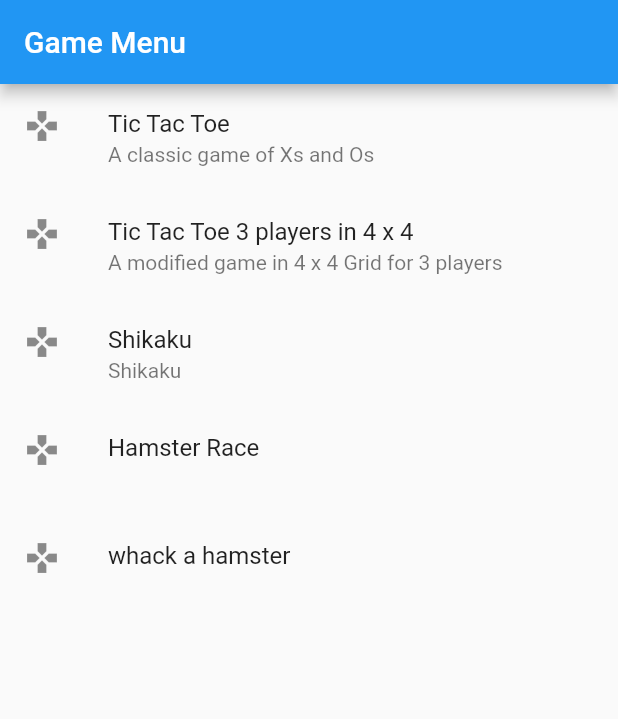
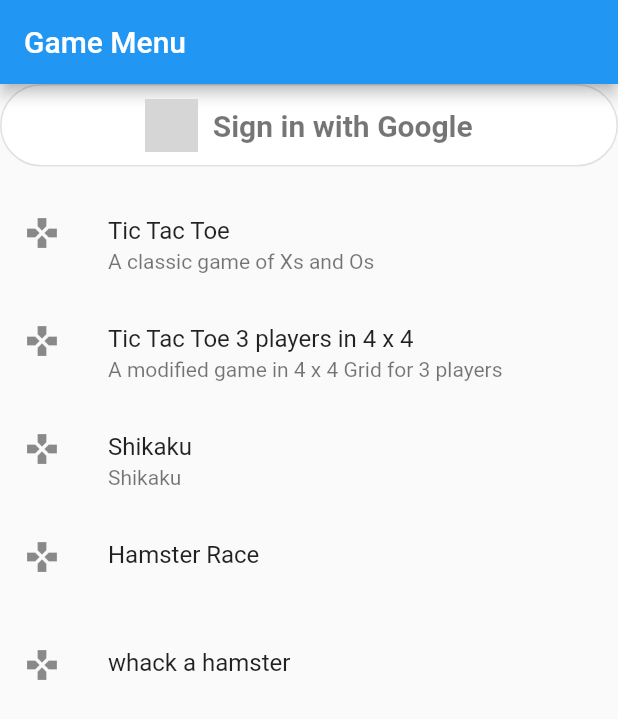
Before and after one commit to neoalienson/minigames, a Flutter app: the screen it shows after launch, on a phone screen of 412 x 824 dp. Shown: the top 719 px of the screen. Run offline on Flutter 3.47's test engine with Material 2 defaults, Android fonts, the phone set to English and light mode, and no system bars; our stand-ins replace audioplayers, firebase_auth, firebase_core, flutter_svg, google_sign_in; accounts and stored records are empty; grey boxes are pictures that could not be loaded.

Commit message:
google sign in

```diff
--- a/lib/main.dart
+++ b/lib/main.dart
@@ -1,11 +1,7 @@
 import 'package:flutter/material.dart';
-import 'package:firebase_core/firebase_core.dart';
 import 'main_menu.dart';
 
 void main() async{
-  WidgetsFlutterBinding.ensureInitialized();
-  await Firebase.initializeApp();
-
   runApp(const MyApp());
 }
 
--- a/lib/main_menu.dart
+++ b/lib/main_menu.dart
@@ -1,11 +1,12 @@
 import 'package:flutter/material.dart';
 import 'tictactoe.dart';
 import 'tictactoe3x4.dart';
-import 'flappy_bird.dart';
 import 'shikaku_menu.dart';
 import 'hamster_race.dart';
 import 'whack_a_mole.dart';
-
+import 'utils/authentication.dart';
+import 'widgets/google_sign_in_button.dart';
+import '../res/custom_colors.dart';
 
 class MainMenuPage extends StatefulWidget {
   @override
@@ -13,6 +14,24 @@
 }
 
 class _MainMenuPageState extends State<MainMenuPage> {
+  Widget signinButton(BuildContext context) {
+    return FutureBuilder(
+      future: Authentication.initializeFirebase(context: context),
+      builder: (context, snapshot) {
+        if (snapshot.hasError) {
+          return Text('Error initializing Firebase');
+        } else if (snapshot.connectionState == ConnectionState.done) {
+          return GoogleSignInButton();
+        }
+        return CircularProgressIndicator(
+          valueColor: AlwaysStoppedAnimation<Color>(
+            CustomColors.firebaseOrange,
+          ),
+        );
+      }
+    );
+  }
+
   @override
   Widget build(BuildContext context) {
     return Scaffold(
@@ -21,6 +40,7 @@
       ),
       body: ListView(
         children: [
+          signinButton(context),
           GestureDetector(
             onTap: () {
               Navigator.push(
--- /dev/null
+++ b/lib/res/custom_colors.dart
@@ -0,0 +1,10 @@
+import 'package:flutter/material.dart';
+
+class CustomColors {
+  static final Color firebaseNavy = Color(0xFF2C384A);
+  static final Color firebaseOrange = Color(0xFFF57C00);
+  static final Color firebaseAmber = Color(0xFFFFA000);
+  static final Color firebaseYellow = Color(0xFFFFCA28);
+  static final Color firebaseGrey = Color(0xFFECEFF1);
+  static final Color googleBackground = Color(0xFF4285F4);
+}
--- /dev/null
+++ b/lib/widgets/google_sign_in_button.dart
@@ -0,0 +1,79 @@
+import 'package:firebase_auth/firebase_auth.dart';
+import 'package:flutter/material.dart';
+import '../screens/user_info_screen.dart';
+import '../utils/authentication.dart';
+
+class GoogleSignInButton extends StatefulWidget {
+  @override
+  _GoogleSignInButtonState createState() => _GoogleSignInButtonState();
+}
+
+class _GoogleSignInButtonState extends State<GoogleSignInButton> {
+  bool _isSigningIn = false;
+
+  @override
+  Widget build(BuildContext context) {
+    return Padding(
+      padding: const EdgeInsets.only(bottom: 16.0),
+      child: _isSigningIn
+          ? CircularProgressIndicator(
+              valueColor: AlwaysStoppedAnimation<Color>(Colors.white),
+            )
+          : OutlinedButton(
+              style: ButtonStyle(
+                backgroundColor: MaterialStateProperty.all(Colors.white),
+                shape: MaterialStateProperty.all(
+                  RoundedRectangleBorder(
+                    borderRadius: BorderRadius.circular(40),
+                  ),
+                ),
+              ),
+              onPressed: () async {
+                setState(() {
+                  _isSigningIn = true;
+                });
+                User? user =
+                    await Authentication.signInWithGoogle(context: context);
+
+                setState(() {
+                  _isSigningIn = false;
+                });
+
+                if (user != null) {
+                  Navigator.of(context).pushReplacement(
+                    MaterialPageRoute(
+                      builder: (context) => UserInfoScreen(
+                        user: user,
+                      ),
+                    ),
+                  );
+                }
+              },
+              child: Padding(
+                padding: const EdgeInsets.fromLTRB(0, 10, 0, 10),
+                child: Row(
+                  mainAxisSize: MainAxisSize.min,
+                  mainAxisAlignment: MainAxisAlignment.center,
+                  children: <Widget>[
+                    Image(
+                      image: AssetImage("assets/google_logo.png"),
+                      height: 35.0,
+                    ),
+                    Padding(
+                      padding: const EdgeInsets.only(left: 10),
+                      child: Text(
+                        'Sign in with Google',
+                        style: TextStyle(
+                          fontSize: 20,
+                          color: Colors.black54,
+                          fontWeight: FontWeight.w600,
+                        ),
+                      ),
+                    )
+                  ],
+                ),
+              ),
+            ),
+    );
+  }
+}
```
Also changed, not shown: lib/screens/sign_in_screen.dart (added, +78 -0 lines), lib/screens/user_info_screen.dart (added, +171 -0 lines), lib/utils/authentication.dart (added, +122 -0 lines), lib/widgets/app_bar_title.dart (added, +33 -0 lines), assets/assets/google_logo.png (added), lib/firebase_options.dart (added), 4 other files.
